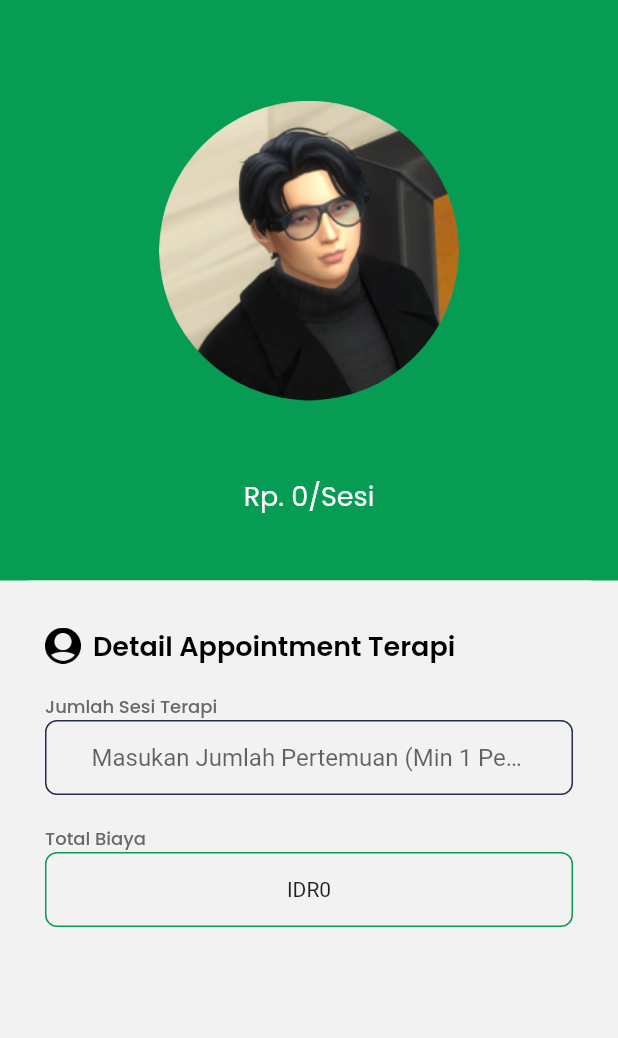
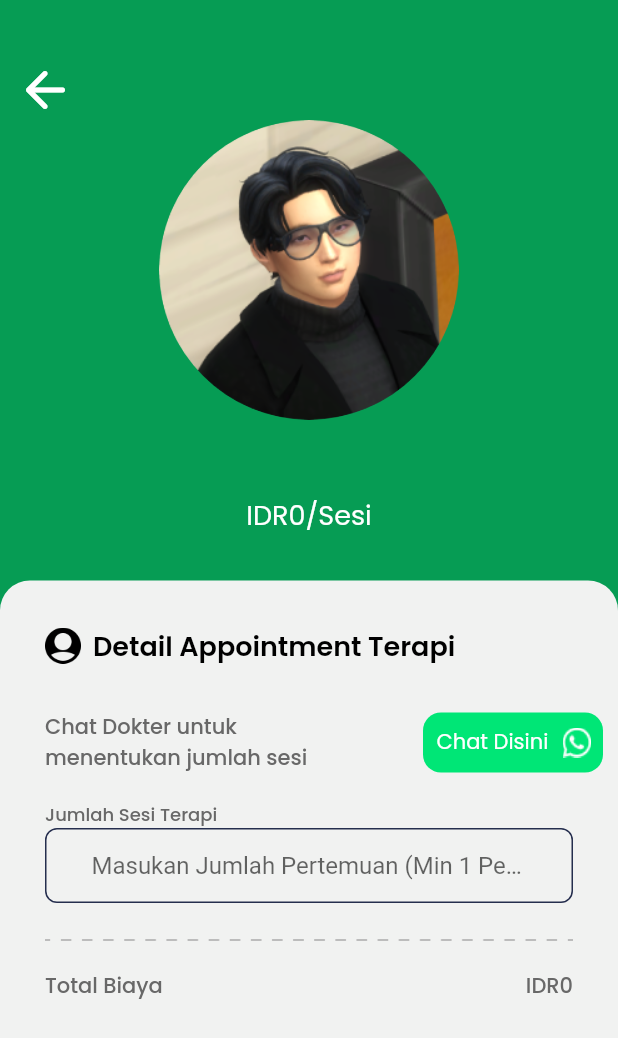
Before and after one commit to RifqyHaruka/Theuraptic, a Flutter app: the JumlahPertemuan screen opened directly with empty values, on a phone screen of 412 x 824 dp. Shown: the top 1038 px of the screen. Run offline on Flutter 3.47's test engine with Material 2 defaults, Android fonts, the phone set to English and light mode, and no system bars; our stand-ins replace flutter_datetime_picker, google_fonts, shared_preferences, webview_flutter; missing offline and left inert: dart:ffi, pusher_client, whatsapp_unilink; accounts and stored records are empty; network calls fail.

Commit message:
Commit ke 4

```diff
--- a/lib/pages/pilihPertemuan.dart
+++ b/lib/pages/pilihPertemuan.dart
@@ -1,15 +1,19 @@
 import 'package:flutter/material.dart';
 import 'package:haldac/model/category_model.dart';
 import 'package:haldac/model/dokter_model.dart';
+import 'package:haldac/pages/pilihTanggal.dart';
 import 'package:haldac/pages/webView.dart';
 import 'package:haldac/provider/appointment_provider.dart';
 import 'package:haldac/provider/auth_provider.dart';
 import 'package:haldac/provider/category_provider.dart';
 import 'package:haldac/provider/dokter_provider.dart';
 import 'package:haldac/theme.dart';
+import 'package:haldac/widget/datePicker.dart';
 import 'package:haldac/widget/foto.dart';
 import 'package:intl/intl.dart';
 import 'package:provider/provider.dart';
+import 'package:url_launcher/url_launcher.dart';
+import 'package:whatsapp_unilink/whatsapp_unilink.dart';
 
 class JumlahPertemuan extends StatefulWidget {
   final DoctorModel dokter;
@@ -27,6 +31,13 @@
     AppointmentProvider appointmentProvider =
         Provider.of<AppointmentProvider>(context);
     AuthProvider authProvider = Provider.of<AuthProvider>(context);
+    chatWhatsapp() async {
+      final link = WhatsAppUnilink(
+          phoneNumber: '+62(${widget.dokter.phone})',
+          text: 'Halo ini dikirim dari aplikasi');
+
+      await launch('$link');
+    }
 
     handleMidtrans() async {
       if (await appointmentProvider.getAppointment(
@@ -45,18 +56,45 @@
       }
     }
 
+    Widget tombolBack() {
+      return Container(
+        margin: EdgeInsets.only(top: 20, left: 10),
+        child: Icon(
+          Icons.arrow_back_rounded,
+          size: 40,
+          color: white,
+        ),
+      );
+    }
+
     Widget header() {
       return Container(
           height: 387,
           width: double.infinity,
           color: hijauBlock,
           child: Container(
-            margin: EdgeInsets.only(top: 24),
             child: Column(
-              mainAxisAlignment: MainAxisAlignment.center,
               crossAxisAlignment: CrossAxisAlignment.center,
               children: [
-                FotoBesar(),
+                Row(
+                  children: [
+                    GestureDetector(
+                      onTap: () {
+                        Navigator.pop(context);
+                      },
+                      child: Container(
+                          margin: EdgeInsets.only(top: 40, left: 10),
+                          child: Icon(
+                            Icons.arrow_back_rounded,
+                            color: white,
+                            size: 40,
+                          )),
+                    ),
+                  ],
+                ),
+                Container(
+                  child: FotoBesar(),
+                ),
                 SizedBox(
                   height: 14,
                 ),
@@ -65,7 +103,7 @@
                   style: whiteText.copyWith(fontSize: 24, fontWeight: semiBold),
                 ),
                 Text(
-                  'Rp. ${widget.dokter.price}/Sesi',
+                  '${NumberFormat.currency(locale: 'id').format(widget.dokter.price)}/Sesi',
                   style: whiteText.copyWith(fontSize: 18, fontWeight: regular),
                 )
               ],
@@ -73,32 +111,11 @@
           ));
     }
 
-    Widget inputan(String? urlIcon, String? text) {
-      return Container(
-        width: MediaQuery.of(context).size.width - 60,
-        decoration:
-            BoxDecoration(border: Border(bottom: BorderSide(color: border))),
-        child: Row(
-          mainAxisAlignment: MainAxisAlignment.spaceBetween,
-          children: [
-            Text(
-              text as String,
-              style: borderText.copyWith(fontSize: 14, fontWeight: medium),
-            ),
-            Image.asset(
-              urlIcon as String,
-              width: 17,
-              height: 17,
-            )
-          ],
-        ),
-      );
-    }
-
     Widget content() {
       return Container(
         margin: EdgeInsets.only(),
         width: double.infinity,
+        height: MediaQuery.of(context).size.height - 387,
         decoration: BoxDecoration(
             color: putihButek,
             borderRadius: BorderRadius.only(
@@ -127,12 +144,60 @@
                   ],
                 ),
                 SizedBox(
+                  height: 30,
+                ),
+                Row(
+                  mainAxisAlignment: MainAxisAlignment.spaceEvenly,
+                  children: [
+                    Expanded(
+                      child: Text(
+                        'Chat Dokter untuk \nmenentukan jumlah sesi',
+                        style: borderText.copyWith(
+                            fontSize: 14, fontWeight: medium),
+                      ),
+                    ),
+                    Container(
+                      margin: EdgeInsets.only(right: 10),
+                      width: 120,
+                      height: 40,
+                      decoration: BoxDecoration(
+                          borderRadius: BorderRadius.circular(12), color: wa),
+                      child: Row(
+                        children: [
+                          GestureDetector(
+                            onTap: chatWhatsapp,
+                            child: Container(
+                              margin: EdgeInsets.only(left: 9),
+                              child: Text(
+                                'Chat Disini',
+                                style: whiteText.copyWith(fontSize: 14),
+                              ),
+                            ),
+                          ),
+                          SizedBox(
+                            width: 9,
+                          ),
+                          Image.asset(
+                            'assets/WA.png',
+                            width: 20,
+                            height: 20,
+                          )
+                        ],
+                      ),
+                    )
+                  ],
+                ),
+                SizedBox(
                   height: 18,
                 ),
                 Text(
                   'Jumlah Sesi Terapi',
                   style: borderText.copyWith(fontWeight: medium, fontSize: 12),
                 ),
+                Container(
+                  child: Column(
+                    crossAxisAlignment: CrossAxisAlignment.start,
+                    children: [
                       Container(
                         padding: EdgeInsets.only(left: 30, right: 30),
                         height: 50,
@@ -147,7 +212,8 @@
                                 value = (widget.dokter.price).toString();
                                 isZero = 0;
                               } else {
-                          value = (widget.dokter.price! * num.parse(value))
+                                value =
+                                    (widget.dokter.price! * num.parse(value))
                                         .toString();
                                 isZero = 1;
                               }
@@ -167,27 +233,39 @@
                         ),
                       ),
                       SizedBox(
+                        height: 24,
+                      ),
+                      Container(
+                          margin: EdgeInsets.only(right: 30),
+                          child: Image.asset('assets/Line.png')),
+                      SizedBox(
                         height: 20,
                       ),
+                      Row(
+                        mainAxisAlignment: MainAxisAlignment.spaceBetween,
+                        children: [
                           Text(
                             'Total Biaya',
-                  style: borderText.copyWith(fontWeight: medium, fontSize: 12),
+                            style: borderText.copyWith(
+                                fontWeight: medium, fontSize: 14),
                           ),
                           Container(
-                  padding: EdgeInsets.only(left: 30, right: 30),
-                  height: 50,
-                  width: MediaQuery.of(context).size.width - 60,
-                  decoration: BoxDecoration(
-                      border: Border.all(color: hijauBlock),
-                      borderRadius: BorderRadius.circular(8)),
-                  child: Center(
-                    child: Text((appointmentProvider.getNilai == 1)
+                            margin: EdgeInsets.only(right: 30),
+                            child: Text(
+                              (appointmentProvider.getNilai == 1)
                                   ? NumberFormat.currency(locale: 'id')
                                       .format(widget.dokter.price)
                                       .toString()
                                   : NumberFormat.currency(locale: 'id')
                                       .format(appointmentProvider.getNilai)
-                            .toString()),
+                                      .toString(),
+                              style: borderText.copyWith(
+                                  fontSize: 14, fontWeight: medium),
+                            ),
+                          )
+                        ],
+                      ),
+
                       // child: Text((appointmentProvider.getNilai == '')
                       //     ? widget.dokter.price.toString()
                       //     : appointmentProvider.getNilai.toString())
@@ -198,13 +276,18 @@
                       //   controller: text,
                       //   decoration: InputDecoration.collapsed(hintText: ''),
                       // ),
-                  ),
-                ),
+
                       (isZero == 0)
                           ? Container()
                           : GestureDetector(
                               onTap: () {
-                          handleMidtrans();
+                                // handleMidtrans();
+                                Navigator.push(
+                                    context,
+                                    MaterialPageRoute(
+                                        builder: (context) => PilihTanggal(
+                                            widget.dokter,
+                                            int.parse(widget.text1.text))));
                               },
                               child: Container(
                                 height: 55,
@@ -215,7 +298,7 @@
                                     borderRadius: BorderRadius.circular(12)),
                                 child: Center(
                                   child: Text(
-                              'Bayar',
+                                    'Atur Tanggal',
                                     style: whiteText.copyWith(
                                         fontSize: 18, fontWeight: semiBold),
                                   ),
@@ -225,97 +308,22 @@
                     ],
                   ),
                 ),
+              ],
+            ),
+          ),
         ),
       );
     }
 
-    return Scaffold(
-      backgroundColor: putihButek,
+    return Container(
+      child: Scaffold(
+        backgroundColor: hijauBlock,
         body: SafeArea(
             child: SingleChildScrollView(
           child: Column(
             children: [header(), content()],
           ),
-      )
-          // child: Center(
-          //   child: Column(
-          //     mainAxisAlignment: MainAxisAlignment.center,
-          //     children: [
-          //       Container(
-          //         padding: EdgeInsets.only(left: 10),
-          //         height: 50,
-          //         width: 500,
-          //         decoration: BoxDecoration(border: Border.all(color: primary)),
-          //         child: Center(
-          //           child: TextFormField(
-          //             onChanged: (value) {
-          //               if (value == '') {
-          //                 value = '0';
-          //               } else {
-          //                 value = (widget.price * num.parse(value)).toString();
-          //               }
-
-          //               print("Ini Value dari parameter : " + value);
-          //               appointmentProvider.setNilai = value;
-          //               print(value);
-          //             },
-          //             keyboardType: TextInputType.number,
-          //             controller: widget.text1,
-          //             decoration: InputDecoration.collapsed(
-          //                 hintText: ('Masukan Jumlah Pertemuan (Min 1 Pertemuan)')
-          //                     .toString()),
-          //           ),
-          //         ),
-          //       ),
-          //       SizedBox(
-          //         height: 10,
-          //       ),
-          //       Container(
-          //         padding: EdgeInsets.only(left: 10),
-          //         height: 50,
-          //         width: 500,
-          //         decoration:
-          //             BoxDecoration(border: Border.all(color: hijauBlock)),
-          //         child: Center(
-          //             child: Text((appointmentProvider.getNilai == '1')
-          //                 ? widget.price.toString()
-          //                 : appointmentProvider.getNilai)
-          //             // (num.parse(appointmentProvider.getNilai) * widget.price)
-          //             //     .toString()
-          //             // child: TextFormField(
-          //             //   keyboardType: TextInputType.number,
-          //             //   controller: text,
-          //             //   decoration: InputDecoration.collapsed(hintText: ''),
-          //             // ),
-          //             ),
-          //       ),
-          //       SizedBox(
-          //         height: 10,
-          //       ),
-          //       (appointmentProvider.getNilai == '0')
-          //           ? Container()
-          //           : GestureDetector(
-          //               onTap: () {
-          //                 handleMidtrans();
-          //               },
-          //               child: Container(
-          //                 height: 55,
-          //                 margin: EdgeInsets.only(bottom: 30),
-          //                 width: MediaQuery.of(context).size.width - 60,
-          //                 decoration: BoxDecoration(
-          //                     color: buttonHijau,
-          //                     borderRadius: BorderRadius.circular(12)),
-          //                 child: Center(
-          //                   child: Text(
-          //                     'Bayar dan Buat Janji',
-          //                     style: whiteText.copyWith(
-          //                         fontSize: 18, fontWeight: semiBold),
-          //                   ),
-          //                 ),
-          //               ),
-          //             )
-          //     ],
-          //   ),
+        )),
       ),
     );
   }
--- a/lib/pages/webView.dart
+++ b/lib/pages/webView.dart
@@ -1,3 +1,5 @@
+import 'dart:async';
+
 import 'package:flutter/material.dart';
 import 'package:haldac/model/appointment_model.dart';
 import 'package:webview_flutter/webview_flutter.dart';
@@ -18,6 +20,8 @@
     super.initState();
   }
 
+  Completer<WebViewController> _controller = Completer<WebViewController>();
+
   @override
   Widget build(BuildContext context) {
     return SafeArea(
--- a/lib/provider/appointment_provider.dart
+++ b/lib/provider/appointment_provider.dart
@@ -34,4 +34,12 @@
     _nilai = value;
     notifyListeners();
   }
+
+  String _waktu = '';
+
+  String get waktu => _waktu;
+  set waktu(String waktu) {
+    _waktu = waktu;
+    notifyListeners();
+  }
 }
--- a/lib/theme.dart
+++ b/lib/theme.dart
@@ -13,6 +13,8 @@
 Color putihButek = Color(0xffF1F2F1);
 Color putihAgakBiasa = Color(0xffF9FDFA);
 Color border = Color(0xff686868);
+Color wa = Color(0xff00E676);
+Color containerPilihPertemuan = Color(0xffF5F5F5);
 
 TextStyle primaryText = GoogleFonts.poppins(color: primary);
 
--- a/lib/widget/doctor_category.dart
+++ b/lib/widget/doctor_category.dart
@@ -3,6 +3,7 @@
 import 'package:haldac/model/dokter_model.dart';
 import 'package:haldac/pages/profile_doctor.dart';
 import 'package:haldac/theme.dart';
+import 'package:intl/intl.dart';
 import 'foto.dart';
 
 class DoctorCategoryCard extends StatelessWidget {
@@ -39,7 +40,8 @@
                   style:
                       primaryText.copyWith(fontSize: 16, fontWeight: regular),
                 ),
-                Text('RP ${dokter!.price}',
+                Text(
+                    '${NumberFormat.currency(locale: 'id').format(dokter!.price)}',
                     style:
                         secondaryText.copyWith(fontSize: 12, fontWeight: light))
               ],
--- a/pubspec.yaml
+++ b/pubspec.yaml
@@ -37,6 +37,7 @@
   whatsapp_unilink: ^2.0.0
   webview_flutter: ^2.0.13
   intl: ^0.17.0
+  flutter_datetime_picker: ^1.5.1
 
 
 
```
Also changed, not shown: lib/pages/doktor_umum.dart (+30 -3 lines), lib/pages/home.dart (+2 -12 lines), lib/pages/pilihTanggal.dart (added, +31 -0 lines), lib/pages/profile_doctor.dart (+52 -57 lines), lib/widget/datePicker.dart (added, +81 -0 lines), assets/Line.png (added), assets/WA.png (added), pubspec.lock, 2 other files. Lines whose indentation alone changed are shown as unchanged.
